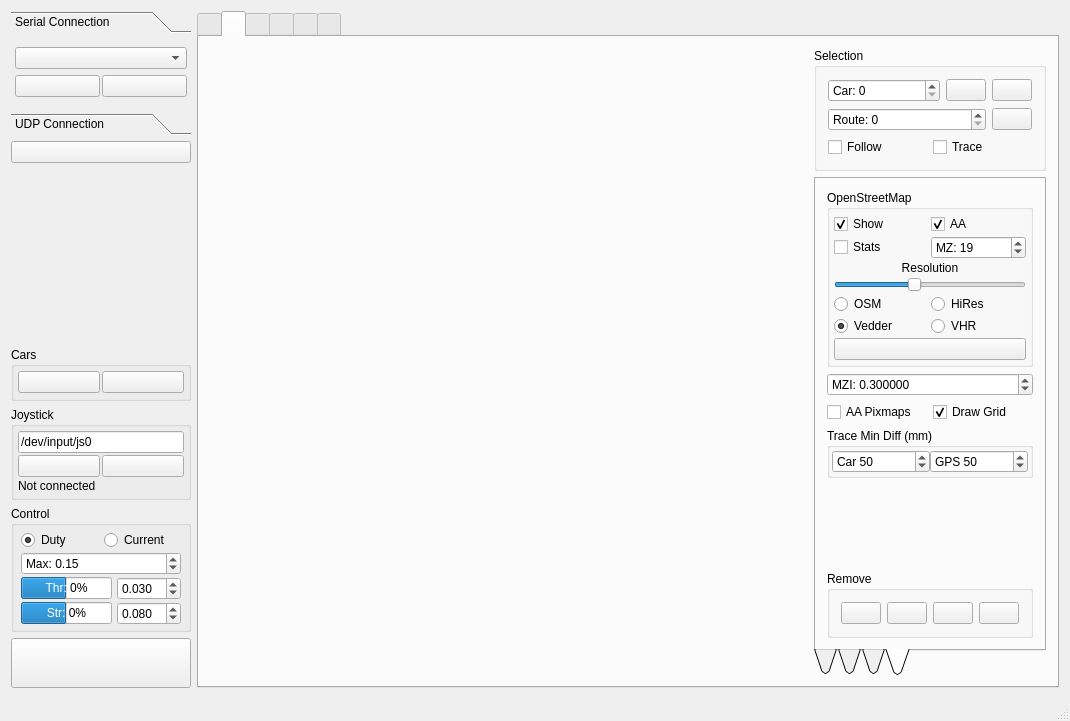
Old version of the form Linux/RC_Car_Tool/mainwindow.ui in the repository vedderb/rise_sdvp.
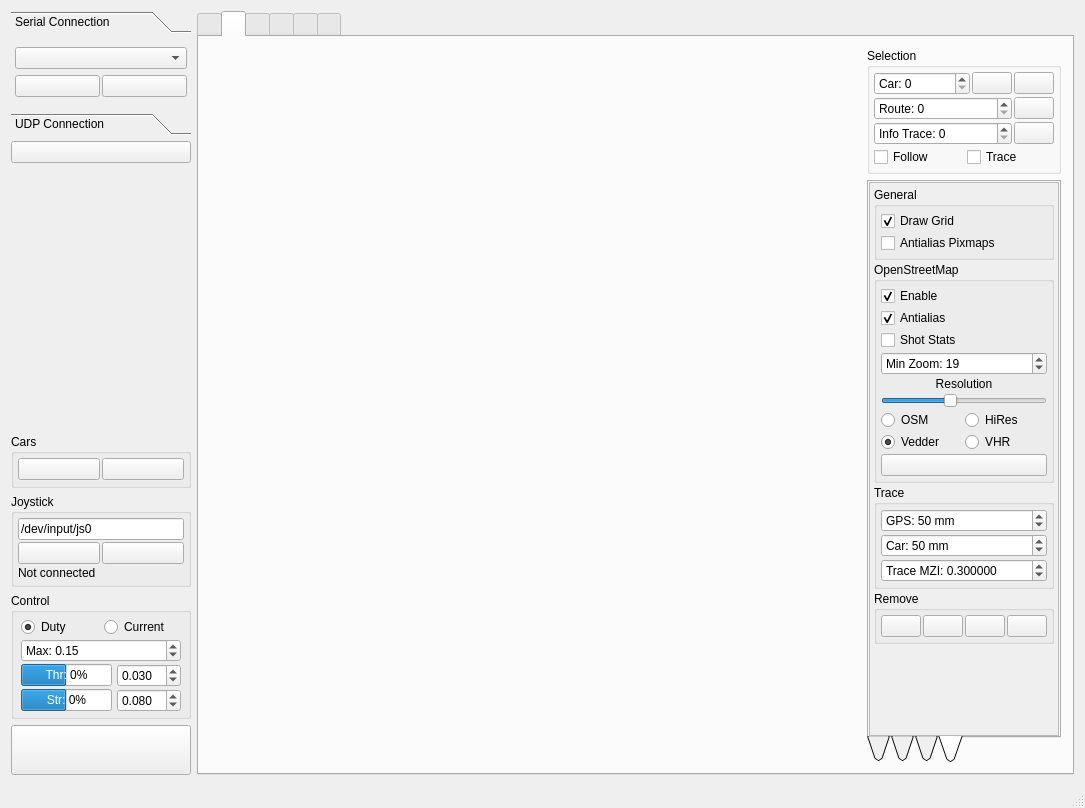
New version of the form. The open tabs and pages were chosen to show the change. Icons and pictures are not drawn. Custom widgets are drawn as their Qt base class.

Commit message: Support for multiple info traces

Diff of the .ui file:
```diff
--- a/Linux/RC_Car_Tool/mainwindow.ui
+++ b/Linux/RC_Car_Tool/mainwindow.ui
@@ -6,8 +6,8 @@
    <rect>
     <x>0</x>
     <y>0</y>
-    <width>1070</width>
-    <height>721</height>
+    <width>1085</width>
+    <height>808</height>
    </rect>
   </property>
   <property name="windowTitle">
@@ -569,7 +569,7 @@
        <attribute name="toolTip">
         <string>Map</string>
        </attribute>
-       <layout class="QHBoxLayout" name="horizontalLayout_2">
+       <layout class="QHBoxLayout" name="horizontalLayout_3">
         <item>
          <widget class="MapWidget" name="mapWidget" native="true">
           <property name="sizePolicy">
@@ -588,8 +588,26 @@
              <string>Selection</string>
             </property>
             <layout class="QVBoxLayout" name="verticalLayout_5">
+             <property name="spacing">
+              <number>2</number>
+             </property>
+             <property name="leftMargin">
+              <number>4</number>
+             </property>
+             <property name="topMargin">
+              <number>4</number>
+             </property>
+             <property name="rightMargin">
+              <number>4</number>
+             </property>
+             <property name="bottomMargin">
+              <number>4</number>
+             </property>
              <item>
               <layout class="QHBoxLayout" name="horizontalLayout_11">
+               <property name="spacing">
+                <number>2</number>
+               </property>
                <item>
                 <widget class="QSpinBox" name="mapCarBox">
                  <property name="prefix">
@@ -644,6 +662,9 @@
              </item>
              <item>
               <layout class="QHBoxLayout" name="horizontalLayout_14">
+               <property name="spacing">
+                <number>2</number>
+               </property>
                <item>
                 <widget class="QSpinBox" name="mapRouteBox">
                  <property name="prefix">
@@ -676,6 +697,40 @@
                </item>
               </layout>
              </item>
+             <item>
+              <layout class="QHBoxLayout" name="horizontalLayout_2">
+               <property name="spacing">
+                <number>2</number>
+               </property>
+               <item>
+                <widget class="QSpinBox" name="mapInfoTraceBox">
+                 <property name="prefix">
+                  <string>Info Trace: </string>
+                 </property>
+                </widget>
+               </item>
+               <item>
+                <widget class="QPushButton" name="removeInfoTraceExtraButton">
+                 <property name="sizePolicy">
+                  <sizepolicy hsizetype="Fixed" vsizetype="Fixed">
+                   <horstretch>0</horstretch>
+                   <verstretch>0</verstretch>
+                  </sizepolicy>
+                 </property>
+                 <property name="toolTip">
+                  <string>Remove Info Trace</string>
+                 </property>
+                 <property name="text">
+                  <string/>
+                 </property>
+                 <property name="icon">
+                  <iconset resource="resources.qrc">
+                   <normaloff>:/models/Icons/Delete2-96.png</normaloff>:/models/Icons/Delete2-96.png</iconset>
+                 </property>
+                </widget>
+               </item>
+              </layout>
+             </item>
              <item>
               <layout class="QHBoxLayout" name="horizontalLayout_12">
                <item>
@@ -1478,6 +1533,101 @@
               <string>View</string>
              </attribute>
              <layout class="QVBoxLayout" name="verticalLayout_11">
+              <property name="spacing">
+               <number>0</number>
+              </property>
+              <property name="leftMargin">
+               <number>0</number>
+              </property>
+              <property name="topMargin">
+               <number>0</number>
+              </property>
+              <property name="rightMargin">
+               <number>0</number>
+              </property>
+              <property name="bottomMargin">
+               <number>0</number>
+              </property>
+              <item>
+               <widget class="QScrollArea" name="scrollArea_2">
+                <property name="horizontalScrollBarPolicy">
+                 <enum>Qt::ScrollBarAlwaysOff</enum>
+                </property>
+                <property name="widgetResizable">
+                 <bool>true</bool>
+                </property>
+                <widget class="QWidget" name="scrollAreaWidgetContents_2">
+                 <property name="geometry">
+                  <rect>
+                   <x>0</x>
+                   <y>0</y>
+                   <width>215</width>
+                   <height>521</height>
+                  </rect>
+                 </property>
+                 <layout class="QVBoxLayout" name="verticalLayout_15">
+                  <property name="spacing">
+                   <number>2</number>
+                  </property>
+                  <property name="leftMargin">
+                   <number>4</number>
+                  </property>
+                  <property name="topMargin">
+                   <number>4</number>
+                  </property>
+                  <property name="rightMargin">
+                   <number>4</number>
+                  </property>
+                  <property name="bottomMargin">
+                   <number>4</number>
+                  </property>
+                  <item>
+                   <widget class="QGroupBox" name="groupBox_16">
+                    <property name="title">
+                     <string>General</string>
+                    </property>
+                    <layout class="QVBoxLayout" name="verticalLayout_18">
+                     <property name="spacing">
+                      <number>2</number>
+                     </property>
+                     <property name="leftMargin">
+                      <number>4</number>
+                     </property>
+                     <property name="topMargin">
+                      <number>4</number>
+                     </property>
+                     <property name="rightMargin">
+                      <number>4</number>
+                     </property>
+                     <property name="bottomMargin">
+                      <number>4</number>
+                     </property>
+                     <item>
+                      <widget class="QCheckBox" name="mapDrawGridBox">
+                       <property name="text">
+                        <string>Draw Grid</string>
+                       </property>
+                       <property name="checked">
+                        <bool>true</bool>
+                       </property>
+                      </widget>
+                     </item>
+                     <item>
+                      <widget class="QCheckBox" name="mapAntialiasBox">
+                       <property name="toolTip">
+                        <string>Antialias imported pixmaps</string>
+                       </property>
+                       <property name="text">
+                        <string>Antialias Pixmaps</string>
+                       </property>
+                       <property name="checked">
+                        <bool>false</bool>
+                       </property>
+                      </widget>
+                     </item>
+                    </layout>
+                   </widget>
+                  </item>
               <item>
                <widget class="QGroupBox" name="groupBox_12">
                 <property name="title">
@@ -1505,7 +1655,7 @@
                  <property name="spacing">
                   <number>2</number>
                  </property>
-                 <item row="6" column="0" colspan="2">
+                     <item row="8" column="0" colspan="2">
                   <widget class="QPushButton" name="mapOsmClearCacheButton">
                    <property name="toolTip">
                     <string>Clear cached tiles</string>
@@ -1519,7 +1669,7 @@
                    </property>
                   </widget>
                  </item>
-                 <item row="5" column="0">
+                     <item row="7" column="0">
                   <widget class="QRadioButton" name="mapOsmServerVedderButton">
                    <property name="text">
                     <string>Vedder</string>
@@ -1529,7 +1679,7 @@
                    </property>
                   </widget>
                  </item>
-                 <item row="4" column="1">
+                     <item row="6" column="1">
                   <widget class="QRadioButton" name="mapOsmServerHiResButton">
                    <property name="text">
                     <string>HiRes</string>
@@ -1539,24 +1689,14 @@
                    </property>
                   </widget>
                  </item>
-                 <item row="0" column="0">
-                  <widget class="QCheckBox" name="mapOpenStreetMapBox">
-                   <property name="text">
-                    <string>Show</string>
-                   </property>
-                   <property name="checked">
-                    <bool>true</bool>
-                   </property>
-                  </widget>
-                 </item>
-                 <item row="4" column="0">
+                     <item row="6" column="0">
                   <widget class="QRadioButton" name="mapOsmServerOsmButton">
                    <property name="text">
                     <string>OSM</string>
                    </property>
                   </widget>
                  </item>
-                 <item row="5" column="1">
+                     <item row="7" column="1">
                   <widget class="QRadioButton" name="mapOsmServerVedderHdButton">
                    <property name="toolTip">
                     <string>Vedder high resolution tiles</string>
@@ -1569,43 +1709,7 @@
                    </property>
                   </widget>
                  </item>
-                 <item row="0" column="1">
-                  <widget class="QCheckBox" name="mapAntialiasOsmBox">
-                   <property name="toolTip">
-                    <string>Antialias tiles</string>
-                   </property>
-                   <property name="text">
-                    <string>AA</string>
-                   </property>
-                   <property name="checked">
-                    <bool>true</bool>
-                   </property>
-                  </widget>
-                 </item>
-                 <item row="1" column="0">
-                  <widget class="QCheckBox" name="mapOsmStatsBox">
-                   <property name="text">
-                    <string>Stats</string>
-                   </property>
-                  </widget>
-                 </item>
-                 <item row="1" column="1">
-                  <widget class="QSpinBox" name="mapOsmMaxZoomBox">
-                   <property name="toolTip">
-                    <string>Max OSM zoom level</string>
-                   </property>
-                   <property name="prefix">
-                    <string>MZ: </string>
-                   </property>
-                   <property name="maximum">
-                    <number>22</number>
-                   </property>
-                   <property name="value">
-                    <number>19</number>
-                   </property>
-                  </widget>
-                 </item>
-                 <item row="3" column="0" colspan="2">
+                     <item row="5" column="0" colspan="2">
                   <widget class="QSlider" name="mapOsmResSlider">
                    <property name="minimum">
                     <number>30</number>
@@ -1621,7 +1725,7 @@
                    </property>
                   </widget>
                  </item>
-                 <item row="2" column="0" colspan="2">
+                     <item row="4" column="0" colspan="2">
                   <widget class="QLabel" name="label_3">
                    <property name="text">
                     <string>Resolution</string>
@@ -1631,7 +1735,118 @@
                    </property>
                   </widget>
                  </item>
-                </layout>
+                     <item row="3" column="0" colspan="2">
+                      <widget class="QSpinBox" name="mapOsmMaxZoomBox">
+                       <property name="toolTip">
+                        <string>Max OSM zoom level</string>
+                       </property>
+                       <property name="prefix">
+                        <string>Min Zoom: </string>
+                       </property>
+                       <property name="maximum">
+                        <number>22</number>
+                       </property>
+                       <property name="value">
+                        <number>19</number>
+                       </property>
+                      </widget>
+                     </item>
+                     <item row="0" column="0" colspan="2">
+                      <widget class="QCheckBox" name="mapOpenStreetMapBox">
+                       <property name="text">
+                        <string>Enable</string>
+                       </property>
+                       <property name="checked">
+                        <bool>true</bool>
+                       </property>
+                      </widget>
+                     </item>
+                     <item row="1" column="0" colspan="2">
+                      <widget class="QCheckBox" name="mapAntialiasOsmBox">
+                       <property name="toolTip">
+                        <string>Antialias tiles</string>
+                       </property>
+                       <property name="text">
+                        <string>Antialias</string>
+                       </property>
+                       <property name="checked">
+                        <bool>true</bool>
+                       </property>
+                      </widget>
+                     </item>
+                     <item row="2" column="0" colspan="2">
+                      <widget class="QCheckBox" name="mapOsmStatsBox">
+                       <property name="text">
+                        <string>Shot Stats</string>
+                       </property>
+                      </widget>
+                     </item>
+                    </layout>
+                   </widget>
+                  </item>
+                  <item>
+                   <widget class="QGroupBox" name="groupBox_15">
+                    <property name="title">
+                     <string>Trace</string>
+                    </property>
+                    <layout class="QVBoxLayout" name="verticalLayout_16">
+                     <property name="spacing">
+                      <number>2</number>
+                     </property>
+                     <property name="leftMargin">
+                      <number>4</number>
+                     </property>
+                     <property name="topMargin">
+                      <number>4</number>
+                     </property>
+                     <property name="rightMargin">
+                      <number>4</number>
+                     </property>
+                     <property name="bottomMargin">
+                      <number>4</number>
+                     </property>
+                     <item>
+                      <widget class="QDoubleSpinBox" name="mapTraceMinSpaceGpsBox">
+                       <property name="toolTip">
+                        <string>GPS Trace: Minimum distance from previous point for adding new point.</string>
+                       </property>
+                       <property name="prefix">
+                        <string>GPS: </string>
+                       </property>
+                       <property name="suffix">
+                        <string> mm</string>
+                       </property>
+                       <property name="decimals">
+                        <number>0</number>
+                       </property>
+                       <property name="maximum">
+                        <double>9999.000000000000000</double>
+                       </property>
+                       <property name="value">
+                        <double>50.000000000000000</double>
+                       </property>
+                      </widget>
+                     </item>
+                     <item>
+                      <widget class="QDoubleSpinBox" name="mapTraceMinSpaceCarBox">
+                       <property name="toolTip">
+                        <string>Car Trace: Minimum distance from previous point for adding new point.</string>
+                       </property>
+                       <property name="prefix">
+                        <string>Car: </string>
+                       </property>
+                       <property name="suffix">
+                        <string> mm</string>
+                       </property>
+                       <property name="decimals">
+                        <number>0</number>
+                       </property>
+                       <property name="maximum">
+                        <double>9999.000000000000000</double>
+                       </property>
+                       <property name="value">
+                        <double>50.000000000000000</double>
+                       </property>
                </widget>
               </item>
               <item>
@@ -1640,7 +1855,7 @@
                  <string>&lt;html&gt;&lt;head/&gt;&lt;body&gt;&lt;p&gt;Minimum zoom for showing text next to info points.&lt;/p&gt;&lt;/body&gt;&lt;/html&gt;</string>
                 </property>
                 <property name="prefix">
-                 <string>MZI: </string>
+                        <string>Trace MZI: </string>
                 </property>
                 <property name="decimals">
                  <number>6</number>
@@ -1656,101 +1871,8 @@
                 </property>
                </widget>
               </item>
-              <item>
-               <layout class="QHBoxLayout" name="horizontalLayout_3">
-                <item>
-                 <widget class="QCheckBox" name="mapAntialiasBox">
-                  <property name="toolTip">
-                   <string>Antialias imported pixmaps</string>
-                  </property>
-                  <property name="text">
-                   <string>AA Pixmaps</string>
-                  </property>
-                  <property name="checked">
-                   <bool>false</bool>
-                  </property>
-                 </widget>
-                </item>
-                <item>
-                 <widget class="QCheckBox" name="mapDrawGridBox">
-                  <property name="text">
-                   <string>Draw Grid</string>
-                  </property>
-                  <property name="checked">
-                   <bool>true</bool>
-                  </property>
-                 </widget>
-                </item>
-               </layout>
-              </item>
-              <item>
-               <widget class="QGroupBox" name="groupBox_15">
-                <property name="title">
-                 <string>Trace Min Diff (mm)</string>
-                </property>
-                <layout class="QHBoxLayout" name="horizontalLayout_15">
-                 <property name="spacing">
-                  <number>0</number>
-                 </property>
-                 <property name="leftMargin">
-                  <number>2</number>
-                 </property>
-                 <property name="topMargin">
-                  <number>2</number>
-                 </property>
-                 <property name="rightMargin">
-                  <number>2</number>
-                 </property>
-                 <property name="bottomMargin">
-                  <number>2</number>
-                 </property>
-                 <item>
-                  <widget class="QDoubleSpinBox" name="mapTraceMinSpaceCarBox">
-                   <property name="prefix">
-                    <string>Car </string>
-                   </property>
-                   <property name="decimals">
-                    <number>0</number>
-                   </property>
-                   <property name="maximum">
-                    <double>9999.000000000000000</double>
-                   </property>
-                   <property name="value">
-                    <double>50.000000000000000</double>
-                   </property>
-                  </widget>
-                 </item>
-                 <item>
-                  <widget class="QDoubleSpinBox" name="mapTraceMinSpaceGpsBox">
-                   <property name="prefix">
-                    <string>GPS </string>
-                   </property>
-                   <property name="decimals">
-                    <number>0</number>
-                   </property>
-                   <property name="maximum">
-                    <double>9999.000000000000000</double>
-                   </property>
-                   <property name="value">
-                    <double>50.000000000000000</double>
-                   </property>
-                  </widget>
-                 </item>
-                </layout>
-               </widget>
-              </item>
-              <item>
-               <spacer name="verticalSpacer_3">
-                <property name="orientation">
-                 <enum>Qt::Vertical</enum>
-                </property>
-                <property name="sizeHint" stdset="0">
-                 <size>
-                  <width>20</width>
-                  <height>40</height>
-                 </size>
-                </property>
-               </spacer>
+                    </layout>
+                   </widget>
               </item>
               <item>
                <widget class="QGroupBox" name="groupBox_13">
@@ -1758,6 +1880,21 @@
                  <string>Remove</string>
                 </property>
                 <layout class="QHBoxLayout" name="horizontalLayout_10">
+                     <property name="spacing">
+                      <number>2</number>
+                     </property>
+                     <property name="leftMargin">
+                      <number>4</number>
+                     </property>
+                     <property name="topMargin">
+                      <number>4</number>
+                     </property>
+                     <property name="rightMargin">
+                      <number>4</number>
+                     </property>
+                     <property name="bottomMargin">
+                      <number>4</number>
+                     </property>
                  <item>
                   <widget class="QPushButton" name="mapRemoveTraceButton">
                    <property name="toolTip">
@@ -1817,13 +1954,32 @@
                 </layout>
                </widget>
               </item>
+                  <item>
+                   <spacer name="verticalSpacer_3">
+                    <property name="orientation">
+                     <enum>Qt::Vertical</enum>
+                    </property>
+                    <property name="sizeHint" stdset="0">
+                     <size>
+                      <width>20</width>
+                      <height>95</height>
+                     </size>
+                    </property>
+                   </spacer>
+                  </item>
              </layout>
             </widget>
            </widget>
           </item>
          </layout>
-        </item>
-       </layout>
+            </widget>
+           </widget>
+          </item>
+         </layout>
+        </item>
+       </layout>
+       <zorder>mapWidget</zorder>
+       <zorder>scrollArea_2</zorder>
       </widget>
       <widget class="QWidget" name="tab_3">
        <attribute name="icon">
```
Left out of the diff: 341 changed lines with no effect on the pictures. Lines whose indentation alone changed are shown as unchanged. The commit also changes 6 other files.
